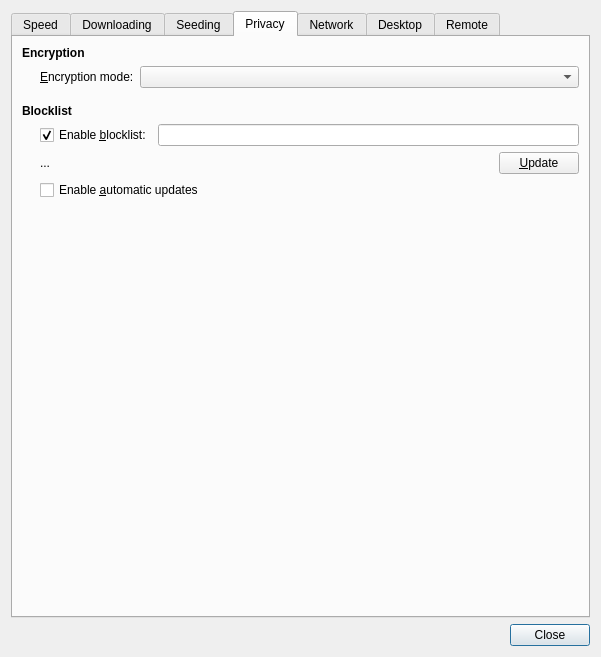
First picture: the form in qt/PrefsDialog.ui, repository transmission/transmission, before the edit.
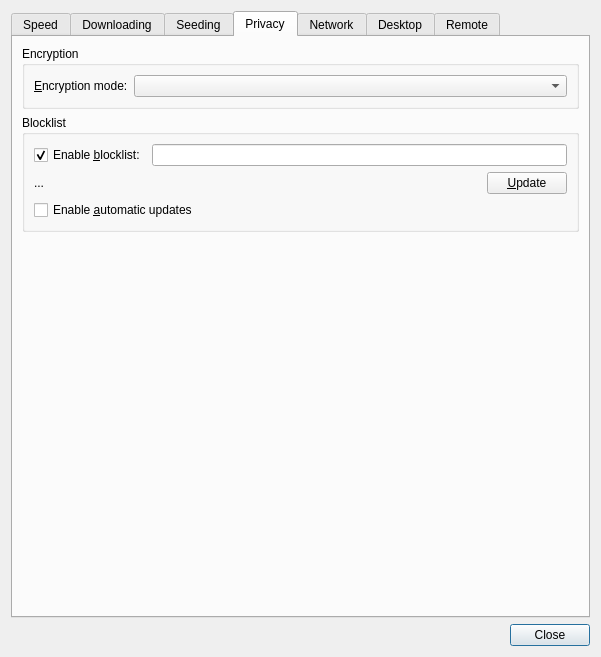
Second picture: the form after the edit. The open tabs and pages were chosen to show the change. Icons and pictures are not drawn. Custom widgets are drawn as their Qt base class.

Commit message: Preferences dialog Privacy tab a11y improvements

Diff of the .ui file:
```diff
--- a/qt/PrefsDialog.ui
+++ b/qt/PrefsDialog.ui
@@ -547,20 +547,11 @@
       </attribute>
       <layout class="QVBoxLayout" name="privacyTabLayout">
        <item>
-        <widget class="QLabel" name="encryptionSectionLabel">
-         <property name="styleSheet">
-          <string notr="true">font-weight:bold</string>
-         </property>
-         <property name="text">
+        <widget class="QGroupBox" name="encryptionSection">
+         <property name="title">
           <string>Encryption</string>
          </property>
-        </widget>
-       </item>
-       <item>
         <layout class="QGridLayout" name="encryptionSectionLayout" columnstretch="0,1">
-         <property name="leftMargin">
-          <number>18</number>
-         </property>
          <item row="0" column="0">
           <widget class="QLabel" name="encryptionModeLabel">
            <property name="text">
@@ -575,38 +566,14 @@
           <widget class="QComboBox" name="encryptionModeCombo"/>
          </item>
         </layout>
+        </widget>
        </item>
        <item>
-        <spacer name="blocklistSectionSpacer">
-         <property name="orientation">
-          <enum>Qt::Vertical</enum>
-         </property>
-         <property name="sizeType">
-          <enum>QSizePolicy::Fixed</enum>
-         </property>
-         <property name="sizeHint" stdset="0">
-          <size>
-           <width>1</width>
-           <height>10</height>
-          </size>
-         </property>
-        </spacer>
-       </item>
-       <item>
-        <widget class="QLabel" name="blocklistSectionLabel">
-         <property name="styleSheet">
-          <string notr="true">font-weight:bold</string>
-         </property>
-         <property name="text">
+        <widget class="QGroupBox" name="blocklistSection">
+         <property name="title">
           <string>Blocklist</string>
          </property>
-        </widget>
-       </item>
-       <item>
         <layout class="QGridLayout" name="blocklistSectionLayout" columnstretch="0,1,0">
-         <property name="leftMargin">
-          <number>18</number>
-         </property>
          <item row="0" column="0">
           <widget class="QCheckBox" name="blocklistCheck">
            <property name="text">
@@ -645,6 +612,7 @@
           </widget>
          </item>
         </layout>
+        </widget>
        </item>
        <item>
         <spacer name="privacyTabBottomSpacer">
```
Lines whose indentation alone changed are shown as unchanged.
